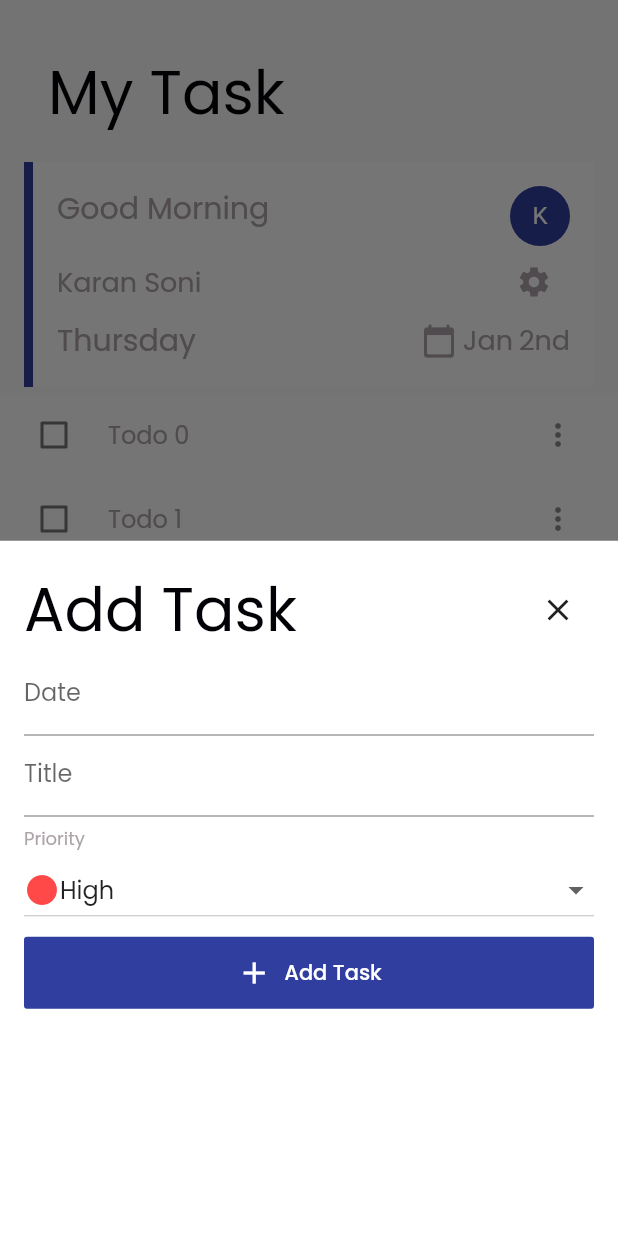
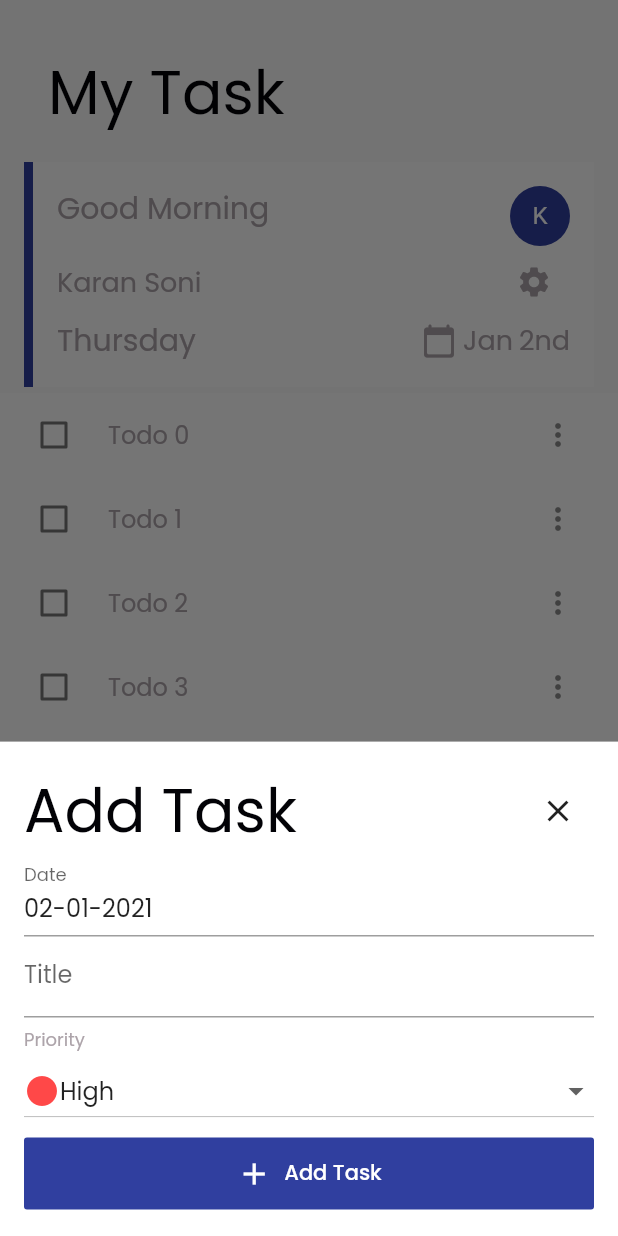
Before and after one commit to skaran921/my_todo_list, a Flutter app: the screen it shows after launch, after a tap on the "add" icon, on a phone screen of 412 x 824 dp. Run offline on Flutter 3.47's test engine with Material 2 defaults, Android fonts, the phone set to English and light mode, and no system bars; our stand-ins replace get, google_fonts.

Commit message:
#Add Todo Form Done

```diff
--- /dev/null
+++ b/lib/controller/AddTodoConroller.dart
@@ -0,0 +1,3 @@
+import 'package:get/get.dart';
+
+class AddTodoConroller extends GetxController {}
--- /dev/null
+++ b/lib/model/Todo.dart
@@ -0,0 +1,7 @@
+class Todo {
+  final String date;
+  final String title;
+  final String priority;
+
+  const Todo(this.date, this.title, this.priority);
+}
--- a/lib/utils/customDateTime.dart
+++ b/lib/utils/customDateTime.dart
@@ -29,7 +29,9 @@ const List<String> monthNameList = [
 ];
 
 class CustomDateTime {
-  DateTime dateTime = DateTime.now();
+  final DateTime dateTime;
+
+  CustomDateTime(this.dateTime);
 
   DateTime get getCurrentDateTime => dateTime;
 
@@ -57,6 +59,9 @@ class CustomDateTime {
   String get getMonthString =>
       "${dateTime.month < 10 ? '0' + dateTime.month.toString() : dateTime.month}";
 
+  String get getYearString =>
+      "${dateTime.year < 10 ? '0' + dateTime.year.toString() : dateTime.year}";
+
   String get getHourString =>
       "${dateTime.hour < 10 ? '0' + dateTime.hour.toString() : dateTime.hour}";
 
@@ -68,4 +73,7 @@ class CustomDateTime {
 
   String get getTimeString =>
       "${dateTime.hour > 12 ? '0' + (dateTime.hour - 12).toString() : this.getHourString}:${this.getMinuteString}:${this.getSecondString} ${dateTime.hour > 12 ? 'PM' : 'AM'}";
+
+  String get getDateString =>
+      "${this.getDayString}-${this.getMonthString}-${this.getYearString}";
 }
--- a/lib/view/home_page.dart
+++ b/lib/view/home_page.dart
@@ -11,6 +11,7 @@ import 'package:my_todo_list/widgets/CustomText.dart';
 import 'package:my_todo_list/widgets/TodoListTile.dart';
 
 class HomePage extends StatelessWidget {
+  final _dateTime = DateTime.now();
   @override
   Widget build(BuildContext context) {
     return CustomScaffold(
@@ -86,13 +87,13 @@ class HomePage extends StatelessWidget {
                         CustomIcon(Icons.calendar_today_rounded),
                         SizedBox(width: 4.0),
                         CustomText(
-                          "${CustomDateTime().getMonthShortName}",
+                          "${CustomDateTime(_dateTime).getMonthShortName}",
                           fontSize: 18.0,
                           fontColor: Config.grayWhite,
                         ),
                         SizedBox(width: 4.0),
                         CustomText(
-                          "${CustomDateTime().getDay}${CustomDateTime().getDay == 1 ? 'st' : CustomDateTime().getDay == 2 ? 'nd' : CustomDateTime().getDay == 3 ? 'rd' : 'th'}",
+                          "${CustomDateTime(_dateTime).getDay}${CustomDateTime(_dateTime).getDay == 1 ? 'st' : CustomDateTime(_dateTime).getDay == 2 ? 'nd' : CustomDateTime(_dateTime).getDay == 3 ? 'rd' : 'th'}",
                           fontSize: 18.0,
                           fontColor: Config.grayWhite,
                         ),
--- a/lib/widgets/AddTodo.dart
+++ b/lib/widgets/AddTodo.dart
@@ -1,16 +1,43 @@
+import 'package:flutter/foundation.dart';
 import 'package:flutter/material.dart';
 import 'package:get/get.dart';
 import 'package:my_todo_list/utils/config.dart';
+import 'package:my_todo_list/utils/customDateTime.dart';
 import 'package:my_todo_list/widgets/CustomIcon.dart';
 import 'package:my_todo_list/widgets/CustomText.dart';
 
-class AddTodo extends StatelessWidget {
+class AddTodo extends StatefulWidget {
+  @override
+  _AddTodoState createState() => _AddTodoState();
+}
+
+class _AddTodoState extends State<AddTodo> {
   final _formKey = GlobalKey<FormState>();
+
+  TextEditingController _todoDateController = TextEditingController();
+
+  TextEditingController _todotitleController = TextEditingController();
+
+  final _priorityValue = ValueNotifier<String>("high");
+
+  final List<Map> _proritiesItems = [
+    {"title": "High", "iconColor": Config.red, "value": "high"},
+    {"title": "Medium", "iconColor": Config.yellow, "value": "medium"},
+    {"title": "Low", "iconColor": Config.green, "value": "low"},
+  ];
+
+  @override
+  void initState() {
+    super.initState();
+    var date = DateTime.now();
+    _todoDateController.text = CustomDateTime(date).getDateString;
+  }
+
   @override
   Widget build(BuildContext context) {
     return Container(
       width: double.infinity,
-      height: Get.height,
+      height: Get.height / 2.5,
       child: Column(
         children: [
           Expanded(
@@ -39,13 +66,14 @@ class AddTodo extends StatelessWidget {
                         ],
                       ),
                       TextField(
+                        controller: _todoDateController,
                         readOnly: true,
                         decoration: InputDecoration(
                           isDense: true,
                           labelText: "Date",
                         ),
                         onTap: () async {
-                          await showDatePicker(
+                          DateTime dateTime = await showDatePicker(
                               context: context,
                               initialDate: DateTime.now(),
                               firstDate: DateTime(2020),
@@ -59,9 +87,13 @@ class AddTodo extends StatelessWidget {
                                     ),
                                     child: child,
                                   ));
+
+                          _todoDateController.text =
+                              CustomDateTime(dateTime).getDateString;
                         },
                       ),
                       TextField(
+                        controller: _todotitleController,
                         decoration:
                             InputDecoration(isDense: true, labelText: "Title"),
                       ),
@@ -73,42 +105,30 @@ class AddTodo extends StatelessWidget {
                         fontColor: Config.grayWhite,
                         fontSize: 12.0,
                       ),
-                      DropdownButton(
+                      ValueListenableBuilder(
+                          valueListenable: _priorityValue,
+                          builder: (context, value, widget) {
+                            return DropdownButton(
                                 isExpanded: true,
                                 itemHeight: 50,
-                          items: [
-                            DropdownMenuItem(
+                                value: _priorityValue.value,
+                                items: _proritiesItems
+                                    .map((item) => DropdownMenuItem(
+                                        value: item["value"],
                                         child: Row(
                                           children: [
                                             CustomIcon(
                                               Icons.circle,
-                                  iconColor: Config.red,
+                                              iconColor: item["iconColor"],
                                             ),
-                                Text("High"),
+                                            Text("${item["title"]}"),
                                           ],
-                            )),
-                            DropdownMenuItem(
-                                child: Row(
-                              children: [
-                                CustomIcon(
-                                  Icons.circle,
-                                  iconColor: Config.yellow,
-                                ),
-                                Text("Medium"),
-                              ],
-                            )),
-                            DropdownMenuItem(
-                                child: Row(
-                              children: [
-                                CustomIcon(
-                                  Icons.circle,
-                                  iconColor: Config.green,
-                                ),
-                                Text("Low"),
-                              ],
-                            ))
-                          ],
-                          onChanged: (value) {}),
+                                        )))
+                                    .toList(),
+                                onChanged: (value) {
+                                  _priorityValue.value = value;
+                                });
+                          }),
                       SizedBox(
                         height: 6.0,
                       ),
```
Lines whose indentation alone changed are shown as unchanged.
